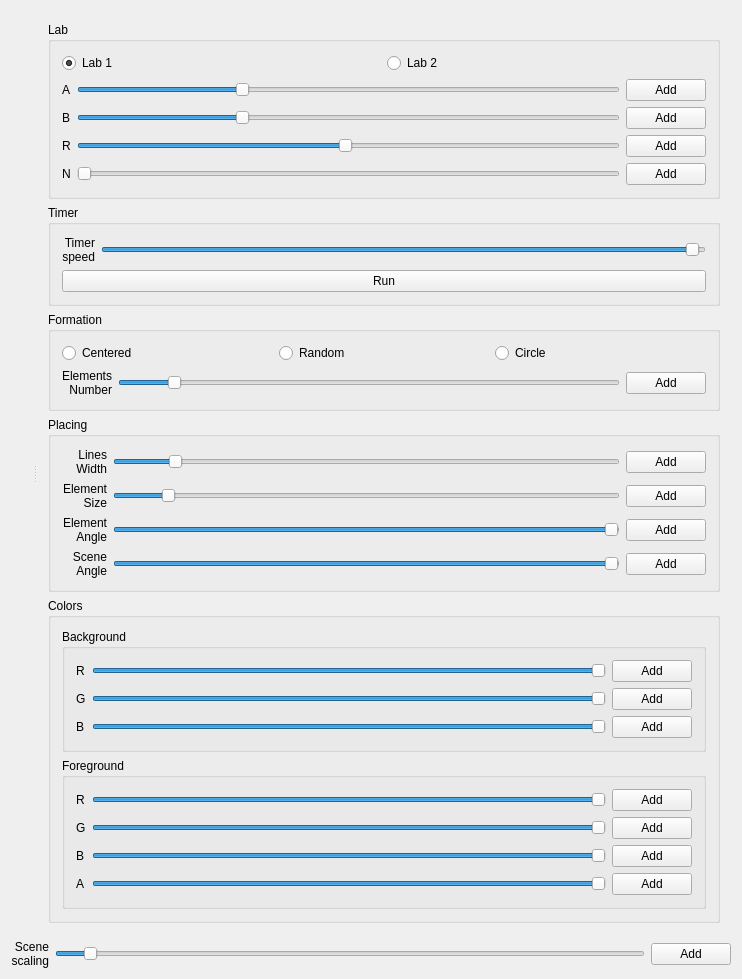
Before: the Qt Designer form Lab1/Lab1.ui in Cvelth/university_comp_graphich_project, drawn with Qt 5.
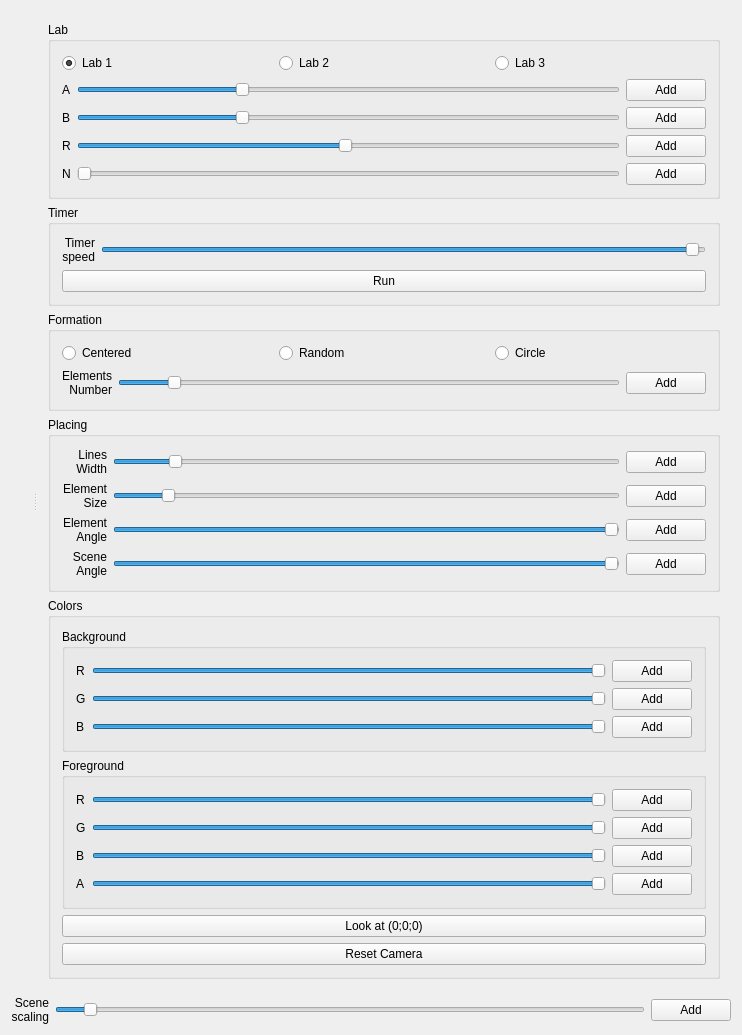
After: the same form once the commit is applied.

The edit to the form file:
```diff
--- a/Lab1/Lab1.ui
+++ b/Lab1/Lab1.ui
@@ -7,7 +7,7 @@
     <x>0</x>
     <y>0</y>
     <width>742</width>
-    <height>881</height>
+    <height>910</height>
    </rect>
   </property>
   <property name="windowTitle">
@@ -74,6 +74,16 @@
               </property>
              </widget>
             </item>
+            <item>
+             <widget class="QRadioButton" name="lab3">
+              <property name="text">
+               <string>Lab 3</string>
+              </property>
+              <property name="checked">
+               <bool>false</bool>
+              </property>
+             </widget>
+            </item>
            </layout>
           </item>
           <item>
@@ -500,7 +510,7 @@
          <property name="title">
           <string>Colors</string>
          </property>
-         <layout class="QVBoxLayout" name="verticalLayout_2" stretch="0,0">
+         <layout class="QVBoxLayout" name="verticalLayout_2" stretch="0,0,0,0">
           <item>
            <widget class="QGroupBox" name="groupBox_2">
             <property name="title">
@@ -737,6 +747,20 @@
             </layout>
            </widget>
           </item>
+          <item>
+           <widget class="QPushButton" name="lookAtNull">
+            <property name="text">
+             <string>Look at (0;0;0)</string>
+            </property>
+           </widget>
+          </item>
+          <item>
+           <widget class="QPushButton" name="resetCamera">
+            <property name="text">
+             <string>Reset Camera</string>
+            </property>
+           </widget>
+          </item>
          </layout>
         </widget>
        </item>
```
